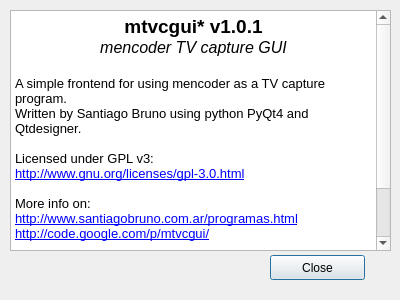
This is src/ui/about.ui in sbruno/mtvcgui as Qt 5 draws it before an edit. The edited form follows.
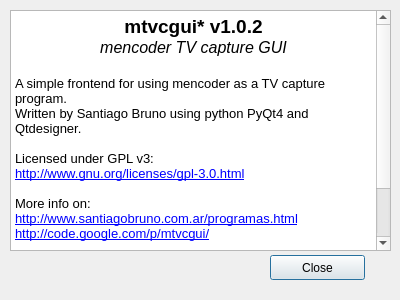
This is the edited form.

The edit to the form file:
```diff
--- a/src/ui/about.ui
+++ b/src/ui/about.ui
@@ -40,7 +40,7 @@
 &lt;html&gt;&lt;head&gt;&lt;meta name=&quot;qrichtext&quot; content=&quot;1&quot; /&gt;&lt;style type=&quot;text/css&quot;&gt;
 p, li { white-space: pre-wrap; }
 &lt;/style&gt;&lt;/head&gt;&lt;body style=&quot; font-family:'Sans Serif'; font-size:9pt; font-weight:400; font-style:normal;&quot;&gt;
-&lt;p align=&quot;center&quot; style=&quot; margin-top:0px; margin-bottom:0px; margin-left:0px; margin-right:0px; -qt-block-indent:0; text-indent:0px;&quot;&gt;&lt;span style=&quot; font-size:14pt; font-weight:600;&quot;&gt;mtvcgui* v1.0.1&lt;/span&gt;&lt;/p&gt;
+&lt;p align=&quot;center&quot; style=&quot; margin-top:0px; margin-bottom:0px; margin-left:0px; margin-right:0px; -qt-block-indent:0; text-indent:0px;&quot;&gt;&lt;span style=&quot; font-size:14pt; font-weight:600;&quot;&gt;mtvcgui* v1.0.2&lt;/span&gt;&lt;/p&gt;
 &lt;p align=&quot;center&quot; style=&quot; margin-top:0px; margin-bottom:0px; margin-left:0px; margin-right:0px; -qt-block-indent:0; text-indent:0px;&quot;&gt;&lt;span style=&quot; font-size:12pt; font-style:italic;&quot;&gt;mencoder TV capture GUI&lt;/span&gt;&lt;/p&gt;
 &lt;p align=&quot;center&quot; style=&quot;-qt-paragraph-type:empty; margin-top:0px; margin-bottom:0px; margin-left:0px; margin-right:0px; -qt-block-indent:0; text-indent:0px; font-size:12pt; font-style:italic;&quot;&gt;&lt;br /&gt;&lt;/p&gt;
 &lt;p style=&quot; margin-top:0px; margin-bottom:0px; margin-left:0px; margin-right:0px; -qt-block-indent:0; text-indent:0px;&quot;&gt;&lt;span style=&quot; font-size:10pt;&quot;&gt;A simple frontend for using mencoder as a TV capture program.&lt;/span&gt;&lt;/p&gt;
```
